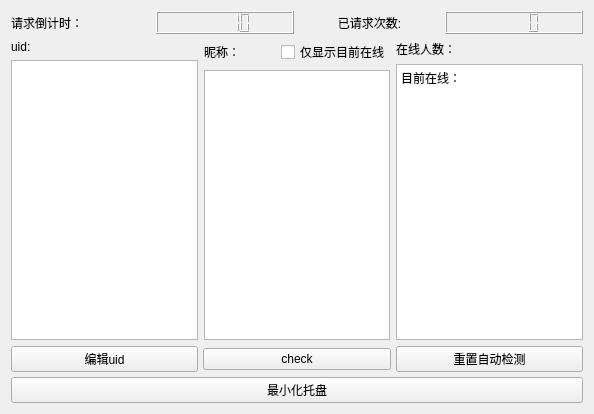
The window that 20210804/widget.ui (xuronghua2001/bilibiliLiveTimer) describes before a commit, drawn with Qt 5.
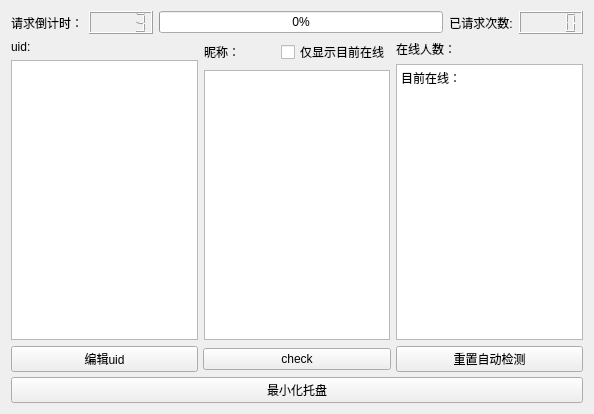
The same window after the commit. Icons and pictures are not drawn.

The edit to the form file:
```diff
--- a/20210804/widget.ui
+++ b/20210804/widget.ui
@@ -50,12 +50,25 @@
           <enum>QLCDNumber::Filled</enum>
          </property>
          <property name="intValue" stdset="0">
-          <number>10</number>
+          <number>3</number>
          </property>
         </widget>
        </item>
       </layout>
      </item>
+     <item>
+      <widget class="QProgressBar" name="progressBar">
+       <property name="value">
+        <number>0</number>
+       </property>
+       <property name="textVisible">
+        <bool>true</bool>
+       </property>
+       <property name="invertedAppearance">
+        <bool>false</bool>
+       </property>
+      </widget>
+     </item>
      <item>
       <layout class="QHBoxLayout" name="horizontalLayout_3">
        <item>
```
Left out of the diff: 5 changed lines with no effect on the pictures.
